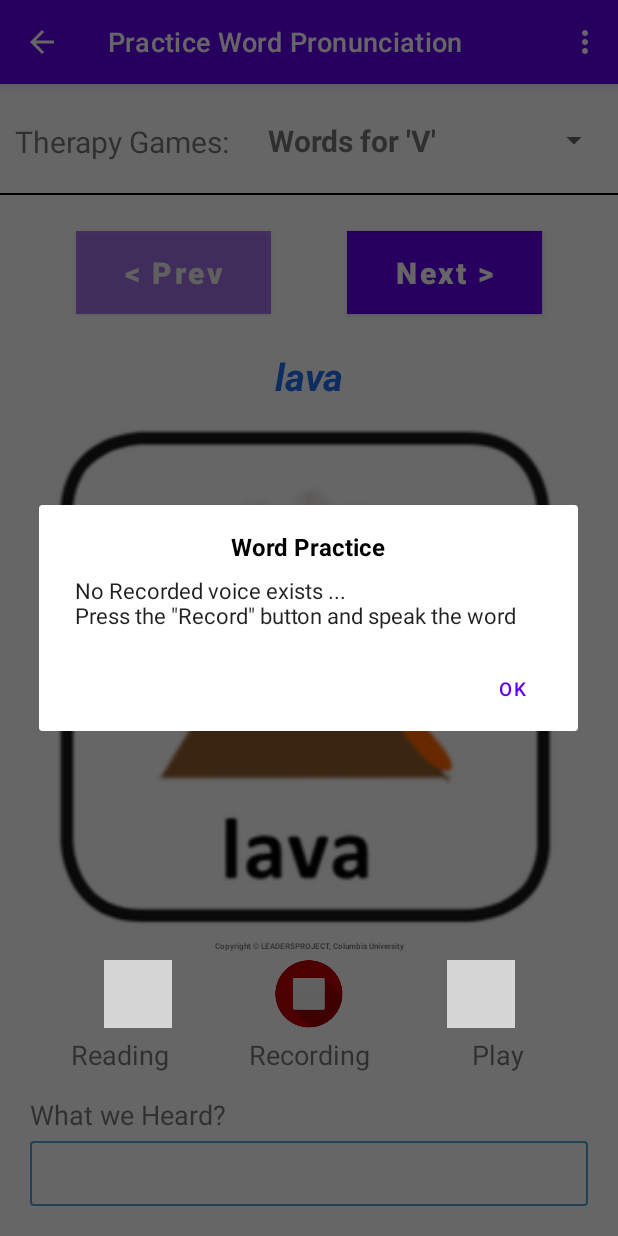
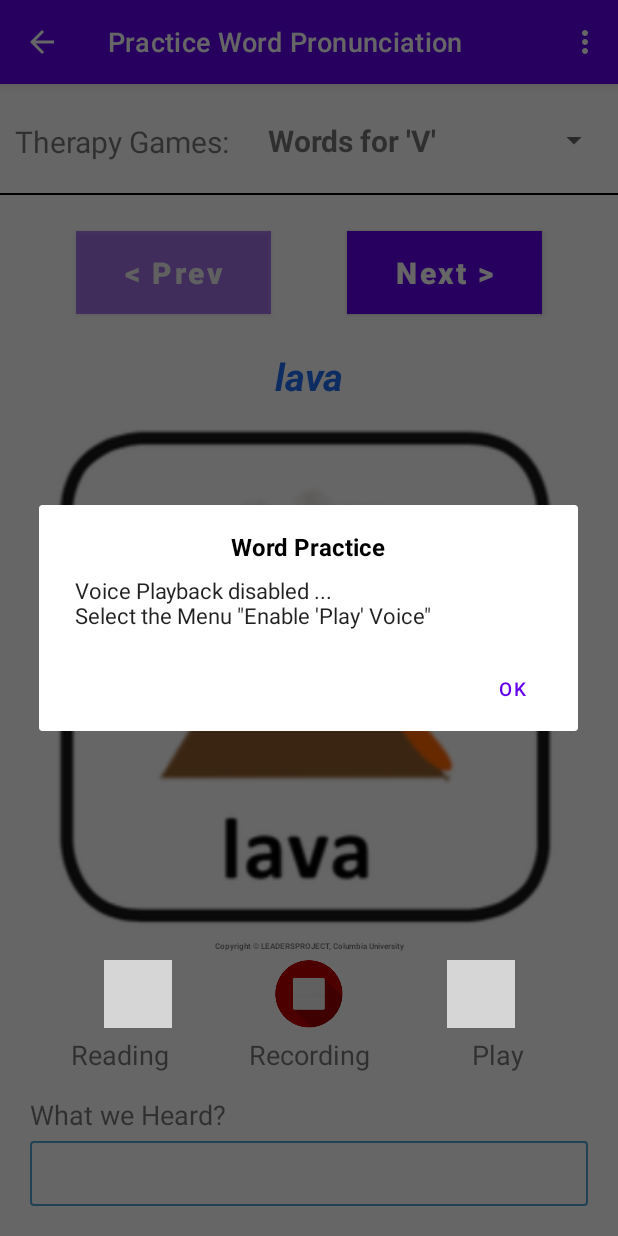
Before and after one commit to simonekarani/SpeechImprovAndroid, an Android app: the WordPracticeActivity screen opened directly, with no data from a screen before it, after a tap on an icon or button, on a phone screen of 412 x 824 dp. Run offline under Robolectric (Android 15) with nearby library versions, the phone set to English and light mode, and no system bars; our stand-ins replace Shimmer; libraries missing offline, so code that uses them is left out: com.karumi.dexter; 6 statements that could not run were skipped; 2 other taps on this screen came first; grey boxes are pictures that could not be loaded.

Commit message:
add toggle menu option for word screen

```diff
--- a/app/src/main/java/com/simonekarani/speechimprov/wordpractice/WordPracticeActivity.java
+++ b/app/src/main/java/com/simonekarani/speechimprov/wordpractice/WordPracticeActivity.java
@@ -72,6 +72,7 @@ public class WordPracticeActivity extends AppCompatActivity
 
     private final static String KEY_WORD_SCROLLVIEW = "WordPracticeScroller";
     private final static String KEY_WORD_LISTVIEW = "WordPracticeList";
+    private final static String KEY_MENU_WORDPLAY = "MenuWordPractice";
 
     private static final int MAX_WORD_PRACTICE_COUNT = 7;
     final int REQUEST_PERMISSION_CODE = 1000;
@@ -138,6 +139,7 @@ public class WordPracticeActivity extends AppCompatActivity
     private SpeechRecognizer speechRecognizer;
     private Intent speechRecognizerIntent;
     private String keeper = "";
+
 
     @Override
     protected void onCreate(Bundle savedInstanceState) {
@@ -389,8 +391,11 @@ public class WordPracticeActivity extends AppCompatActivity
             else if (v.getId() == R.id.recBtn) {
                 if (userSelectedOptIdx == 4) {
                     userSelectedOptIdx = 5;
-                    //stopWordRecording();
-                    speechRecognizer.stopListening();
+                    if (isEnableVoicePlayback()) {
+                        stopWordRecording();
+                    } else {
+                        speechRecognizer.stopListening();
+                    }
                     recordBtnView.setImageResource(R.drawable.rec);
                     recText.setText("Record");
                 } else {
@@ -398,16 +403,23 @@ public class WordPracticeActivity extends AppCompatActivity
                     recordBtnView.setImageResource(R.drawable.rec_progress);
                     recText.setText("Recording");
                     if (checkPermissionFromDevice()) {
-                        //startWordRecording();
-                        speechRecognizer.startListening(speechRecognizerIntent);
-                        keeper = "";
+                        if (isEnableVoicePlayback()) {
+                            startWordRecording();
+                        } else {
+                            speechRecognizer.startListening(speechRecognizerIntent);
+                            keeper = "";
+                        }
                     } else {
                         requestPermission();
                     }
                 }
             }
             else if (v.getId() == R.id.playBtn){
-                if (userSelectedOptIdx == 6) {
+                if (!isEnableVoicePlayback()) {
+                    createAlertDialog("Word Practice", "Voice Playback disabled ... \n"+
+                            "Select the Menu \"Enable 'Play' Voice\"");
+                }
+                else if (userSelectedOptIdx == 6) {
                     playBtnView.setImageResource(R.drawable.play);
                     playText.setText("Play");
                     stopWordPlay();
@@ -428,6 +440,13 @@ public class WordPracticeActivity extends AppCompatActivity
     }
 
     @Override
+    public boolean onPrepareOptionsMenu(Menu menu) {
+        MenuItem item = menu.findItem(R.id.enable_item);
+        item.setTitle( getWordPreferenceMenuItem() );
+        return super.onPrepareOptionsMenu(menu);
+    }
+
+    @Override
     public boolean onCreateOptionsMenu(Menu menu) {
         super.onCreateOptionsMenu(menu);
         getMenuInflater().inflate(R.menu.menu_main, menu);
@@ -443,6 +462,14 @@ public class WordPracticeActivity extends AppCompatActivity
                 startActivity(intent);
                 finish();
                 return true;
+            case R.id.enable_item:
+                String mItem = (String) item.getTitle();
+                if (mItem.equals("Enable 'Play' Voice")) {
+                    updateWordPreferenceMenuItem("Enable 'What we Heard'");
+                } else {
+                    updateWordPreferenceMenuItem("Enable 'Play' Voice");
+                }
+                break;
             default:
                 break;
         }
@@ -553,6 +580,10 @@ public class WordPracticeActivity extends AppCompatActivity
         }
     }
 
+    public boolean isEnableVoicePlayback() {
+        return !getWordPreferenceMenuItem().equals("Enable 'Play' Voice");
+    }
+
     private void updateWordReportLog() {
         activityEndTimeMs = System.currentTimeMillis();
         long durationMs = activityEndTimeMs - activityStartTimeMs;
@@ -573,6 +604,21 @@ public class WordPracticeActivity extends AppCompatActivity
         SharedPreferences.Editor edit = sharedPreferences.edit();
 
         edit.putInt(KEY_WORD_LISTVIEW, selectedIdx);
+        edit.commit();
+    }
+
+    public String getWordPreferenceMenuItem() {
+        SharedPreferences sharedPreferences = PreferenceManager.getDefaultSharedPreferences(getApplicationContext());
+        String menuItem = sharedPreferences.getString(KEY_MENU_WORDPLAY, "Enable 'Play' Voice");
+
+        return menuItem;
+    }
+
+    public void updateWordPreferenceMenuItem(String mItem) {
+        SharedPreferences sharedPreferences = PreferenceManager.getDefaultSharedPreferences(getApplicationContext());
+        SharedPreferences.Editor edit = sharedPreferences.edit();
+
+        edit.putString(KEY_MENU_WORDPLAY, mItem);
         edit.commit();
     }
 
--- a/app/src/main/res/menu/menu_main.xml
+++ b/app/src/main/res/menu/menu_main.xml
@@ -3,12 +3,8 @@
     xmlns:tools="http://schemas.android.com/tools"
     tools:context=".wordpractice.WordPracticeActivity">
 
-    <item android:id="@+id/enable_play"
+    <item android:id="@+id/enable_item"
         android:title="Enable Play"
         app:showAsAction="never" />
 
-    <item android:id="@+id/enable_transcribe"
-        android:title="Enable Transcription"
-        app:showAsAction="never" />
-
 </menu>
```
